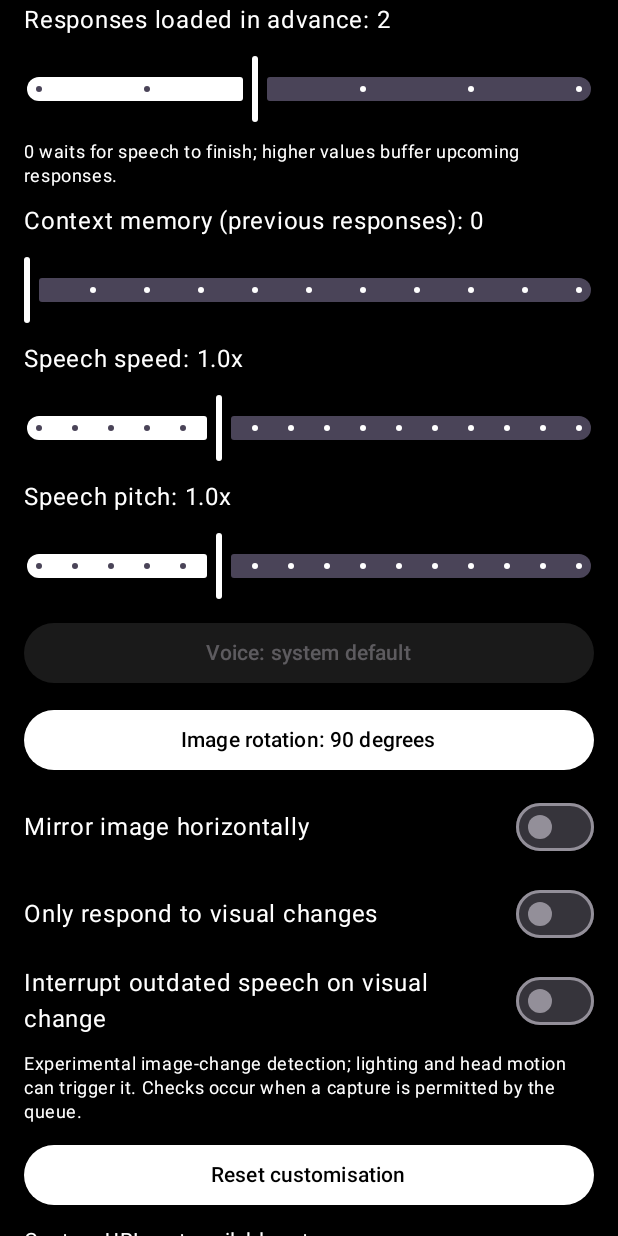
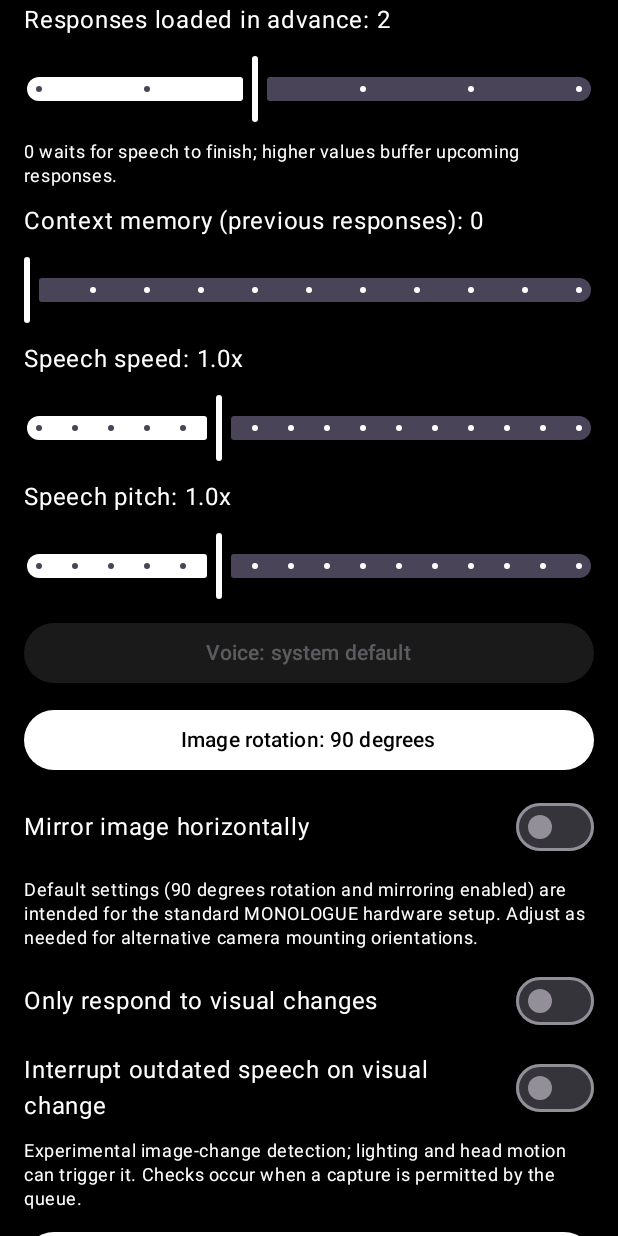
Before and after one commit to ob1ong/ESP32-LLM-internal-monolouge-BLE-APP, an Android app built with Jetpack Compose: the screen it shows after launch (MainActivity), scrolled down 576 dp, on a phone screen of 412 x 824 dp. Run offline under Robolectric (Android 15) with nearby library versions, the phone set to English and light mode, and no system bars.

Commit message:
Clarify default camera settings for standard hardware

```diff
--- a/app/src/main/java/com/example/esp32aiglasses/MainActivity.kt
+++ b/app/src/main/java/com/example/esp32aiglasses/MainActivity.kt
@@ -249,6 +249,10 @@ fun AppScreen() {
             imageMirror = it
             prefs.edit().putBoolean("image_mirror", it).apply()
         }
+        Text(
+            "Default settings (90 degrees rotation and mirroring enabled) are intended for the standard MONOLOGUE hardware setup. Adjust as needed for alternative camera mounting orientations.",
+            style = MaterialTheme.typography.bodySmall
+        )
         ToggleSetting("Only respond to visual changes", onlyChanged, !running) {
             onlyChanged = it; prefs.edit().putBoolean("only_changed", it).apply()
         }
```
Also changed, not shown: 2 other files.
